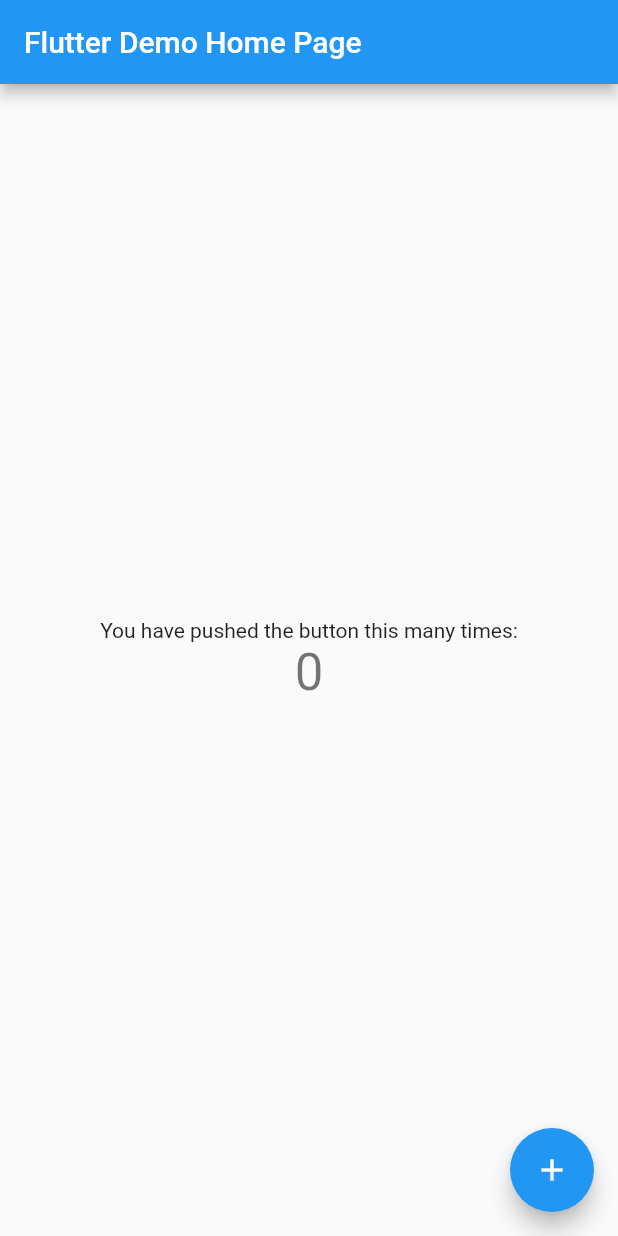
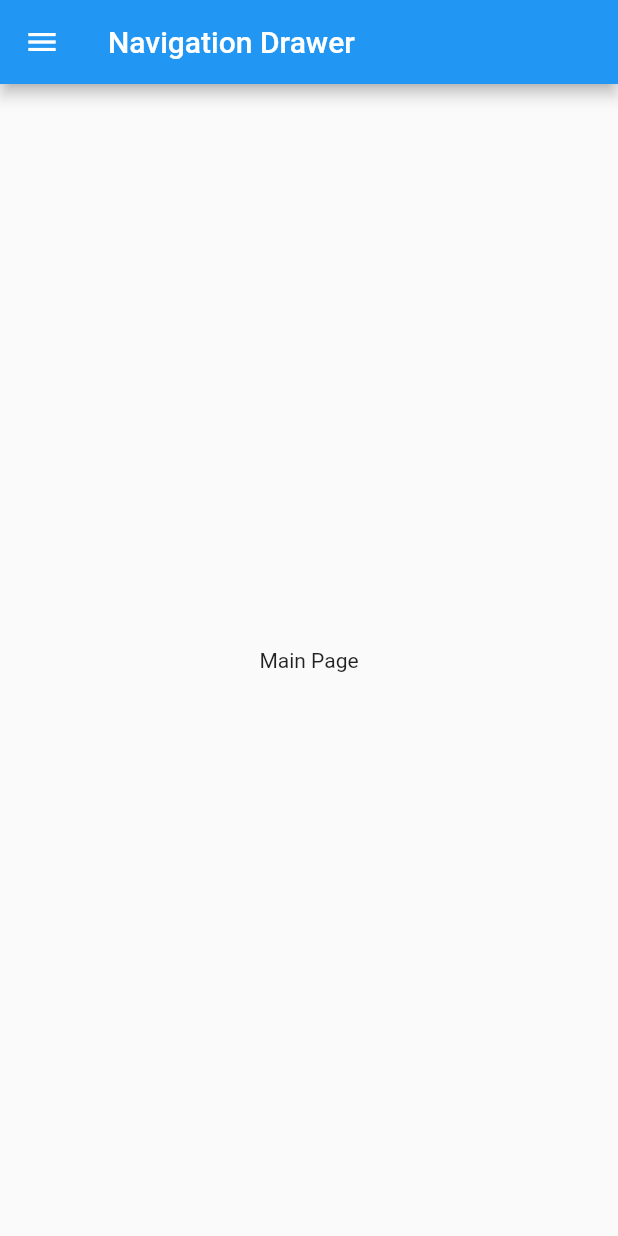
Before and after one commit to javedmughal-058/Flutter_Practice_2021, a Flutter app: the screen it shows after launch, on a phone screen of 412 x 824 dp. Run offline on Flutter 3.47's test engine with Material 2 defaults, Android fonts, the phone set to English and light mode, and no system bars; our stand-ins replace audioplayers, rflutter_alert.

Commit message:
Add Drawer
Simple code to add Drawer in flutter project.

```diff
--- a/navigation_drawer_in_flutter/lib/main.dart
+++ b/navigation_drawer_in_flutter/lib/main.dart
@@ -1,115 +1,79 @@
 import 'package:flutter/material.dart';
 
-void main() {
-  runApp(const MyApp());
-}
+void main() => runApp(const MyApp());
 
 class MyApp extends StatelessWidget {
   const MyApp({Key? key}) : super(key: key);
 
-  // This widget is the root of your application.
+  static const appTitle = 'Navigation Drawer';
+
   @override
   Widget build(BuildContext context) {
-    return MaterialApp(
-      title: 'Flutter Demo',
-      theme: ThemeData(
-        // This is the theme of your application.
-        //
-        // Try running your application with "flutter run". You'll see the
-        // application has a blue toolbar. Then, without quitting the app, try
-        // changing the primarySwatch below to Colors.green and then invoke
-        // "hot reload" (press "r" in the console where you ran "flutter run",
-        // or simply save your changes to "hot reload" in a Flutter IDE).
-        // Notice that the counter didn't reset back to zero; the application
-        // is not restarted.
-        primarySwatch: Colors.blue,
-      ),
-      home: const MyHomePage(title: 'Flutter Demo Home Page'),
+    return const MaterialApp(
+      title: appTitle,
+      home: MyHomePage(title: appTitle),
     );
   }
 }
 
-class MyHomePage extends StatefulWidget {
+class MyHomePage extends StatelessWidget {
   const MyHomePage({Key? key, required this.title}) : super(key: key);
-
-  // This widget is the home page of your application. It is stateful, meaning
-  // that it has a State object (defined below) that contains fields that affect
-  // how it looks.
-
-  // This class is the configuration for the state. It holds the values (in this
-  // case the title) provided by the parent (in this case the App widget) and
-  // used by the build method of the State. Fields in a Widget subclass are
-  // always marked "final".
 
   final String title;
 
   @override
-  State<MyHomePage> createState() => _MyHomePageState();
-}
+  Widget build(BuildContext context) {
+    return Scaffold(
+      appBar: AppBar(title: Text(title)),
+      body: const Center(
+        child: Text('Main Page'),
+      ),
+      drawer: Drawer(
+        // Add a ListView to the drawer. This ensures the user can scroll
+        // through the options in the drawer if there isn't enough vertical
+        // space to fit everything.
+        child: ListView(
+          // Important: Remove any padding from the ListView.
+          padding: EdgeInsets.zero,
+          children: [
+            const DrawerHeader(
+              decoration: BoxDecoration(
+                color: Colors.blue,
+              ),
+              child: Text('Drawer Header'),
 
-class _MyHomePageState extends State<MyHomePage> {
-  int _counter = 0;
+            ),
 
-  void _incrementCounter() {
-    setState(() {
-      // This call to setState tells the Flutter framework that something has
-      // changed in this State, which causes it to rerun the build method below
-      // so that the display can reflect the updated values. If we changed
-      // _counter without calling setState(), then the build method would not be
-      // called again, and so nothing would appear to happen.
-      _counter++;
-    });
-  }
-
-  @override
-  Widget build(BuildContext context) {
-    // This method is rerun every time setState is called, for instance as done
-    // by the _incrementCounter method above.
-    //
-    // The Flutter framework has been optimized to make rerunning build methods
-    // fast, so that you can just rebuild anything that needs updating rather
-    // than having to individually change instances of widgets.
-    return Scaffold(
-      appBar: AppBar(
-        // Here we take the value from the MyHomePage object that was created by
-        // the App.build method, and use it to set our appbar title.
-        title: Text(widget.title),
-      ),
-      body: Center(
-        // Center is a layout widget. It takes a single child and positions it
-        // in the middle of the parent.
-        child: Column(
-          // Column is also a layout widget. It takes a list of children and
-          // arranges them vertically. By default, it sizes itself to fit its
-          // children horizontally, and tries to be as tall as its parent.
-          //
-          // Invoke "debug painting" (press "p" in the console, choose the
-          // "Toggle Debug Paint" action from the Flutter Inspector in Android
-          // Studio, or the "Toggle Debug Paint" command in Visual Studio Code)
-          // to see the wireframe for each widget.
-          //
-          // Column has various properties to control how it sizes itself and
-          // how it positions its children. Here we use mainAxisAlignment to
-          // center the children vertically; the main axis here is the vertical
-          // axis because Columns are vertical (the cross axis would be
-          // horizontal).
-          mainAxisAlignment: MainAxisAlignment.center,
-          children: <Widget>[
-            const Text(
-              'You have pushed the button this many times:',
+            ListTile(
+              title: const Text('Home',
+              style: TextStyle(
+                color: Colors.blueAccent,
+                fontSize: 16.0,
+              ),
+              ),
+              onTap: () {
+                // Update the state of the app
+                // ...
+                // Then close the drawer
+                Navigator.pop(context);
+              },
             ),
-            Text(
-              '$_counter',
-              style: Theme.of(context).textTheme.headline4,
+            ListTile(
+              title: const Text('Setting',
+                style: TextStyle(
+                  color: Colors.blueAccent,
+                  fontSize: 16.0,
+                ),),
+              onTap: () {
+                // Update the state of the app
+                // ...
+                // Then close the drawer
+                Navigator.pop(context);
+              },
             ),
           ],
         ),
       ),
-      floatingActionButton: FloatingActionButton(
-        onPressed: _incrementCounter,
-        tooltip: 'Increment',
-        child: const Icon(Icons.add),
-      ), // This trailing comma makes auto-formatting nicer for build methods.
     );
   }
 }
```
